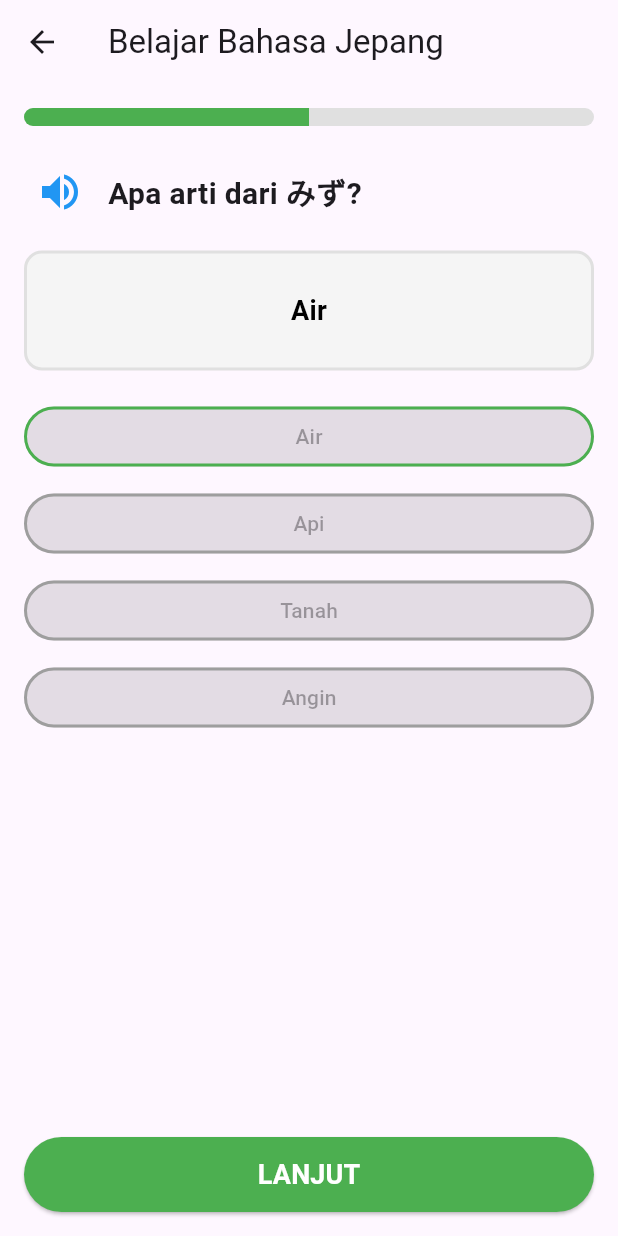
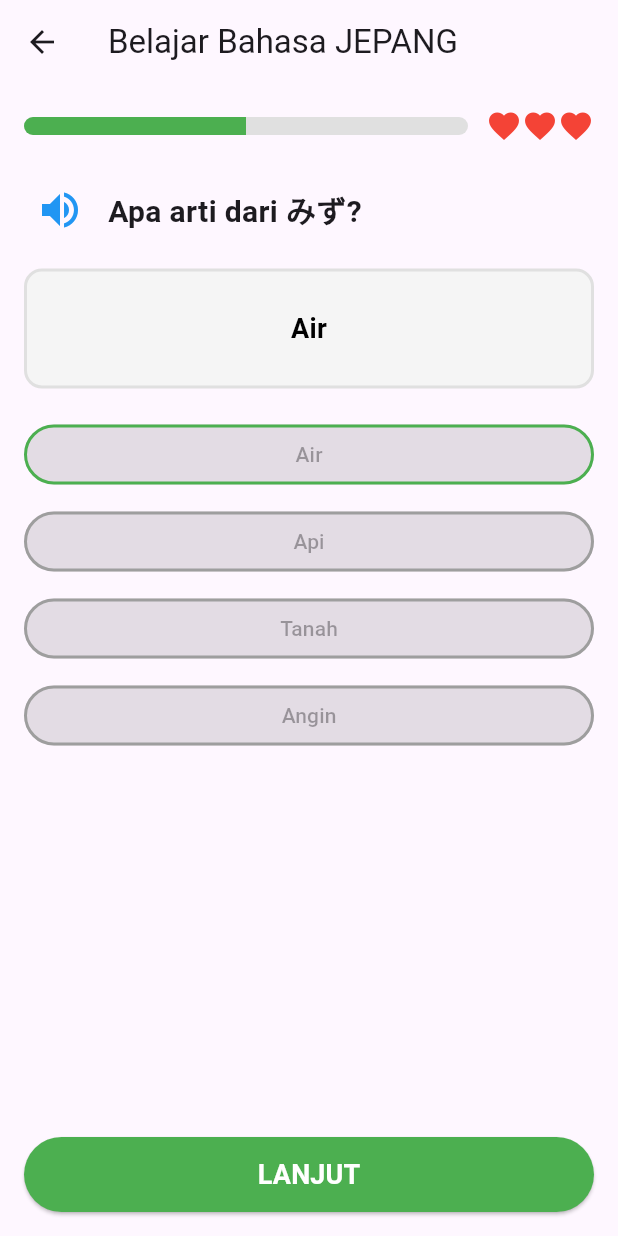
Before and after one commit to Ransley77/UTS-MobileProgramming, a Flutter app: the LessonScreen screen opened directly, after a tap on "Air", after a tap on "CHECK", on a phone screen of 412 x 824 dp. Run offline on Flutter 3.47's test engine with Material 3 defaults, Android fonts, the phone set to English and light mode, and no system bars.

Commit message:
menambahkan lesson_data inggris, spain dan memperbaiki data di lesson_data_jepang dan menambahkan indikator nyawa

```diff
--- /dev/null
+++ b/lib/lesson_data/lesson_data_inggris.dart
@@ -0,0 +1,26 @@
+import '../models/lesson.dart';
+
+final List<Lesson> lessonsInggris = [
+  Lesson(
+    type: TipeSoal.pilihanganda,
+    question: 'Apa arti dari "Apple"?',
+    options: [
+      'Pisang',
+      'Apel',
+      'Jeruk',
+      'Anggur',
+    ],
+    correctAnswer: 'Apel',
+  ),
+  Lesson(
+    type: TipeSoal.pilihanganda,
+    question: 'Apa terjemahan dari "Thank you"?',
+    options: [
+      'Terima kasih',
+      'Sama-sama',
+      'Halo',
+      'Selamat tinggal',
+    ],
+    correctAnswer: 'Terima kasih',
+  ),
+];
--- a/lib/lesson_data/lesson_data_jepang.dart
+++ b/lib/lesson_data/lesson_data_jepang.dart
@@ -1,6 +1,6 @@
 import '../models/lesson.dart';
 
-const List<Lesson> lessons = [
+final List<Lesson> lessonsJepang = [
   Lesson(
     type: TipeSoal.pilihanganda,
     question: 'Apa arti dari みず?',
@@ -12,7 +12,6 @@ const List<Lesson> lessons = [
     ],
     correctAnswer: 'Air',
   ),
-
   Lesson(
     type: TipeSoal.pilihanganda,
     question: 'Apa arti dari ねこ?',
--- /dev/null
+++ b/lib/lesson_data/lesson_data_spain.dart
@@ -0,0 +1,26 @@
+import '../models/lesson.dart';
+
+final List<Lesson> lessonsSpain = [
+  Lesson(
+    type: TipeSoal.pilihanganda,
+    question: 'Apa arti dari "Hola"?',
+    options: [
+      'Selamat tinggal',
+      'Halo',
+      'Terima kasih',
+      'Tolong',
+    ],
+    correctAnswer: 'Halo',
+  ),
+  Lesson(
+    type: TipeSoal.pilihanganda,
+    question: 'Apa arti dari "Gracias"?',
+    options: [
+      'Sama-sama',
+      'Maaf',
+      'Terima kasih',
+      'Ya',
+    ],
+    correctAnswer: 'Terima kasih',
+  ),
+];
--- a/lib/screens/lesson_screens.dart
+++ b/lib/screens/lesson_screens.dart
@@ -1,9 +1,16 @@
 import 'package:flutter/material.dart';
 import '../models/lesson.dart';
 import '../lesson_data/lesson_data_jepang.dart';
+import '../lesson_data/lesson_data_inggris.dart';
+import '../lesson_data/lesson_data_spain.dart';
 
 class LessonScreen extends StatefulWidget {
-  const LessonScreen({super.key});
+  final String language;
+
+  const LessonScreen({
+    super.key,
+    this.language = 'jepang',
+  });
 
   @override
   State<LessonScreen> createState() => _LessonScreenState();
@@ -13,10 +20,23 @@ class _LessonScreenState extends State<LessonScreen> {
   int currentLessonIndex = 0;
   String? selectedAnswer;
   bool isAnswerChecked = false;
+  int lives = 3;
+
+  List<Lesson> get activeLessons {
+    switch (widget.language.toLowerCase()) {
+      case 'inggris':
+        return lessonsInggris;
+      case 'spain':
+        return lessonsSpain;
+      case 'jepang':
+      default:
+        return lessonsJepang;
+    }
+  }
 
   void nextLesson() {
     setState(() {
-      if (currentLessonIndex < lessons.length - 1) {
+      if (currentLessonIndex < activeLessons.length - 1) {
         currentLessonIndex++;
         selectedAnswer = null;
         isAnswerChecked = false;
@@ -25,7 +45,7 @@ class _LessonScreenState extends State<LessonScreen> {
           context: context,
           builder: (context) => AlertDialog(
             title: const Text('Selesai!'),
-            content: const Text('Kamu telah menyelesaikan semua soal.'),
+            content: const Text('Selamat anda telah berhasil menyelesaikan semua soal.'),
             actions: [
               TextButton(
                 onPressed: () {
@@ -34,6 +54,7 @@ class _LessonScreenState extends State<LessonScreen> {
                     currentLessonIndex = 0;
                     selectedAnswer = null;
                     isAnswerChecked = false;
+                    lives = 3;
                   });
                 },
                 child: const Text('Ulangi'),
@@ -45,21 +66,58 @@ class _LessonScreenState extends State<LessonScreen> {
     });
   }
 
+  void checkAnswer() {
+    setState(() {
+      isAnswerChecked = true;
+      if (selectedAnswer != activeLessons[currentLessonIndex].correctAnswer) {
+        lives--;
+        if (lives <= 0) {
+          showDialog(
+            context: context,
+            barrierDismissible: false,
+            builder: (context) => AlertDialog(
+              title: const Text('Kesempatan Anda Telah Habis!'),
+              content: const Text('Nyawa anda sudah habis. Coba lagi dari awal.'),
+              actions: [
+                TextButton(
+                  onPressed: () {
+                    Navigator.pop(context);
+                    setState(() {
+                      currentLessonIndex = 0;
+                      selectedAnswer = null;
+                      isAnswerChecked = false;
+                      lives = 3;
+                    });
+                  },
+                  child: const Text('Coba Lagi'),
+                ),
+              ],
+            ),
+          );
+        }
+      }
+    });
+  }
+
   @override
   Widget build(BuildContext context) {
+    List<Lesson> lessons = activeLessons;
     Lesson currentLesson = lessons[currentLessonIndex];
     double progress = (currentLessonIndex + 1) / lessons.length;
 
     return Scaffold(
       appBar: AppBar(
-        title: const Text('Belajar Bahasa Jepang'),
+        title: Text('Belajar Bahasa ${widget.language.toUpperCase()}'),
       ),
       body: Padding(
         padding: const EdgeInsets.all(16.0),
         child: Column(
           crossAxisAlignment: CrossAxisAlignment.stretch,
           children: [
-            ClipRRect(
+            Row(
+              children: [
+                Expanded(
+                  child: ClipRRect(
                     borderRadius: BorderRadius.circular(10),
                     child: LinearProgressIndicator(
                       value: progress,
@@ -68,8 +126,21 @@ class _LessonScreenState extends State<LessonScreen> {
                       color: Colors.green,
                     ),
                   ),
+                ),
+                const SizedBox(width: 12),
+                Row(
+                  children: List.generate(
+                    3,
+                    (index) => Icon(
+                      Icons.favorite,
+                      color: index < lives ? Colors.red : Colors.grey.shade300,
+                      size: 24,
+                    ),
+                  ),
+                ),
+              ],
+            ),
             const SizedBox(height: 20),
-
             Row(
               children: [
                 IconButton(
@@ -90,10 +161,8 @@ class _LessonScreenState extends State<LessonScreen> {
               ],
             ),
             const SizedBox(height: 15),
-
             Container(
-              constraints: const BoxConstraints(
-              minHeight: 80, ),
+              constraints: const BoxConstraints(minHeight: 80),
               padding: const EdgeInsets.all(12),
               decoration: BoxDecoration(
                 color: Colors.grey.shade100,
@@ -111,7 +180,6 @@ class _LessonScreenState extends State<LessonScreen> {
               ),
             ),
             const SizedBox(height: 20),
-
             Expanded(
               child: ListView.builder(
                 itemCount: currentLesson.options.length,
@@ -186,9 +254,7 @@ class _LessonScreenState extends State<LessonScreen> {
                         if (isAnswerChecked) {
                           nextLesson();
                         } else {
-                          setState(() {
-                            isAnswerChecked = true;
-                          });
+                          checkAnswer();
                         }
                       },
                 child: Text(
```
Lines whose indentation alone changed are shown as unchanged.
